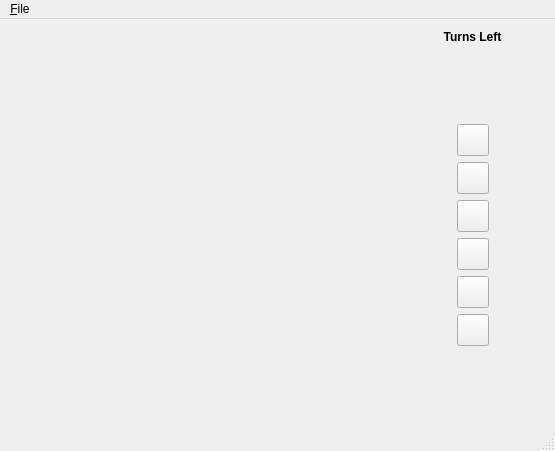
xmichelo/Colorspread, file MainWindow.ui: the form before one commit.
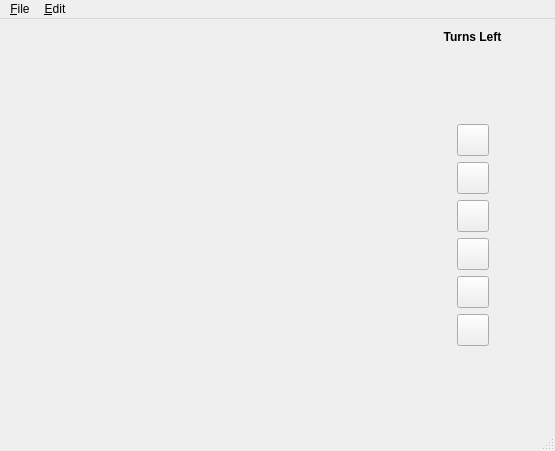
The form after the commit. Custom widgets are drawn as their Qt base class.

Diff of the .ui file:
```diff
--- a/MainWindow.ui
+++ b/MainWindow.ui
@@ -343,7 +343,14 @@
     <addaction name="separator"/>
     <addaction name="actionQuit"/>
    </widget>
+   <widget class="QMenu" name="menu_Edit">
+    <property name="title">
+     <string>&amp;Edit</string>
+    </property>
+    <addaction name="actionCopyGameSeed"/>
+   </widget>
    <addaction name="menu_File"/>
+   <addaction name="menu_Edit"/>
   </widget>
   <widget class="QStatusBar" name="statusBar"/>
   <action name="actionQuit">
```
Left out of the diff: 29 changed lines with no effect on the pictures.
